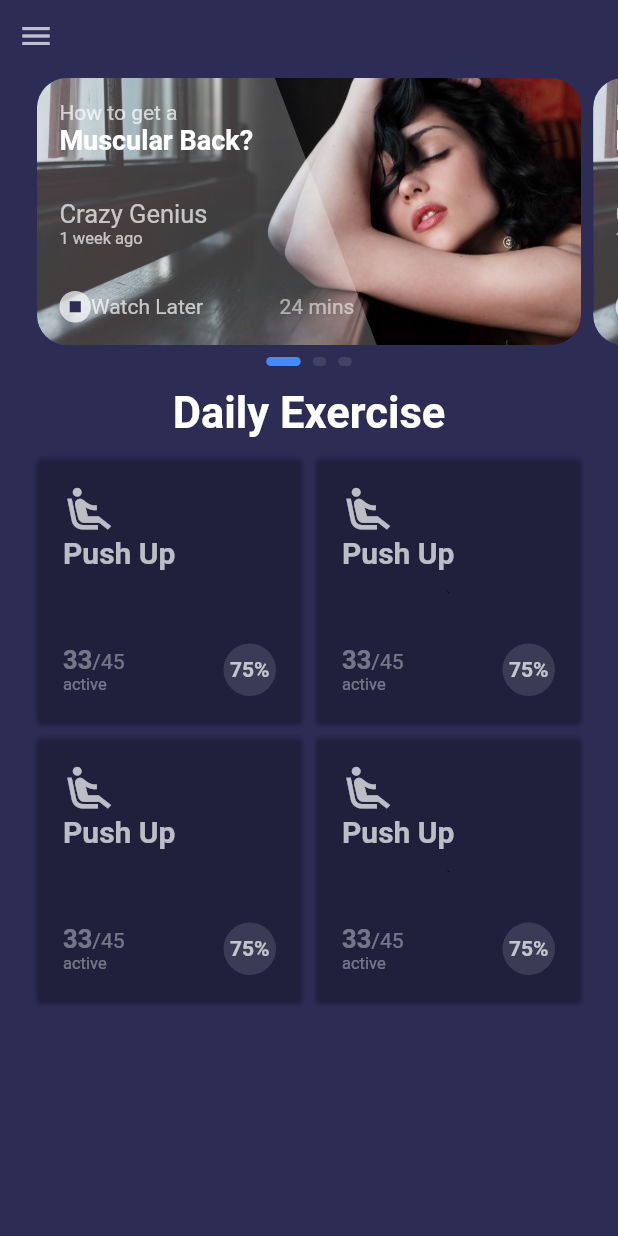
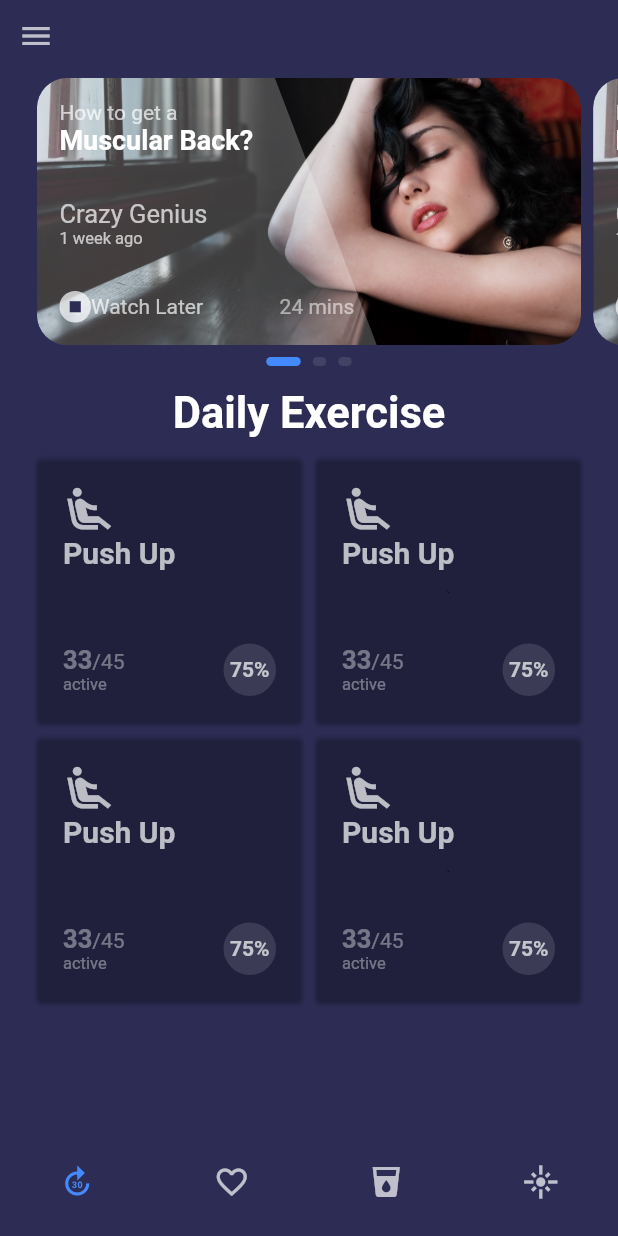
Before and after one commit to EddieKamau/flutter_exercise_ui_app, a Flutter app: the screen it shows after launch, on a phone screen of 412 x 824 dp. Run offline on Flutter 3.47's test engine with Material 2 defaults, Android fonts, the phone set to English and light mode, and no system bars.

Commit message:
added BottomNavBar

```diff
--- a/lib/main.dart
+++ b/lib/main.dart
@@ -9,10 +9,50 @@ void main() {
   home: MainApp()
   ));
 }
-class MainApp extends StatelessWidget {
+class MainApp extends StatefulWidget {
+  @override
+  _MainAppState createState() => _MainAppState();
+}
+
+class _MainAppState extends State<MainApp> {
+  int _currentBottomNavItem = 0;
+
   @override
   Widget build(BuildContext context) {
-    return Material(
+    return Scaffold(
+      bottomNavigationBar: BottomNavigationBar(
+        type: BottomNavigationBarType.fixed,
+        onTap: (value){
+          setState(() {
+            _currentBottomNavItem = value;
+          });
+        },
+        currentIndex: _currentBottomNavItem,
+        elevation: 0,
+        backgroundColor: Color.fromRGBO(44, 44, 84,1.0),
+        selectedItemColor: Colors.blueAccent,
+        unselectedItemColor: Colors.white70,
+        items: <BottomNavigationBarItem>[
+          BottomNavigationBarItem(
+            icon: Icon(Icons.forward_30),
+            title: _currentBottomNavItem == 0 ? Container(height: 3, width: 14, color: Colors.blueAccent, margin: EdgeInsets.only(top: 2),) : Container(),
+          ),
+          BottomNavigationBarItem(
+            icon: Icon(Icons.favorite_border),
+            title: _currentBottomNavItem == 1 ? Container(height: 3, width: 14, color: Colors.blueAccent, margin: EdgeInsets.only(top: 2),) : Container(),
+          ),
+          BottomNavigationBarItem(
+            icon: Icon(Icons.local_drink),
+            title: _currentBottomNavItem == 2 ? Container(height: 3, width: 14, color: Colors.blueAccent, margin: EdgeInsets.only(top: 2),) : Container(),
+          ),
+          BottomNavigationBarItem(
+            icon: Icon(Icons.flare),
+            title: _currentBottomNavItem == 3 ? Container(height: 3, width: 14, color: Colors.blueAccent, margin: EdgeInsets.only(top: 2),) : Container(),
+          ),
+
+        ],
+      ),
+      body: Material(
         color: Color.fromRGBO(44, 44, 84,1.0),
         child: Column(
           mainAxisAlignment: MainAxisAlignment.start,
@@ -159,6 +199,7 @@ class MainApp extends StatelessWidget {
               ),
             ),
           ],
+        ),
       ),
     );
   }
```
Also changed, not shown: extras/Screenshot_20191128-095938.png (added), extras/Screenshot_20191128-095946.png (added), extras/Screenshot_20191128-095952.png (added), 3 other files. Lines whose indentation alone changed are shown as unchanged.
